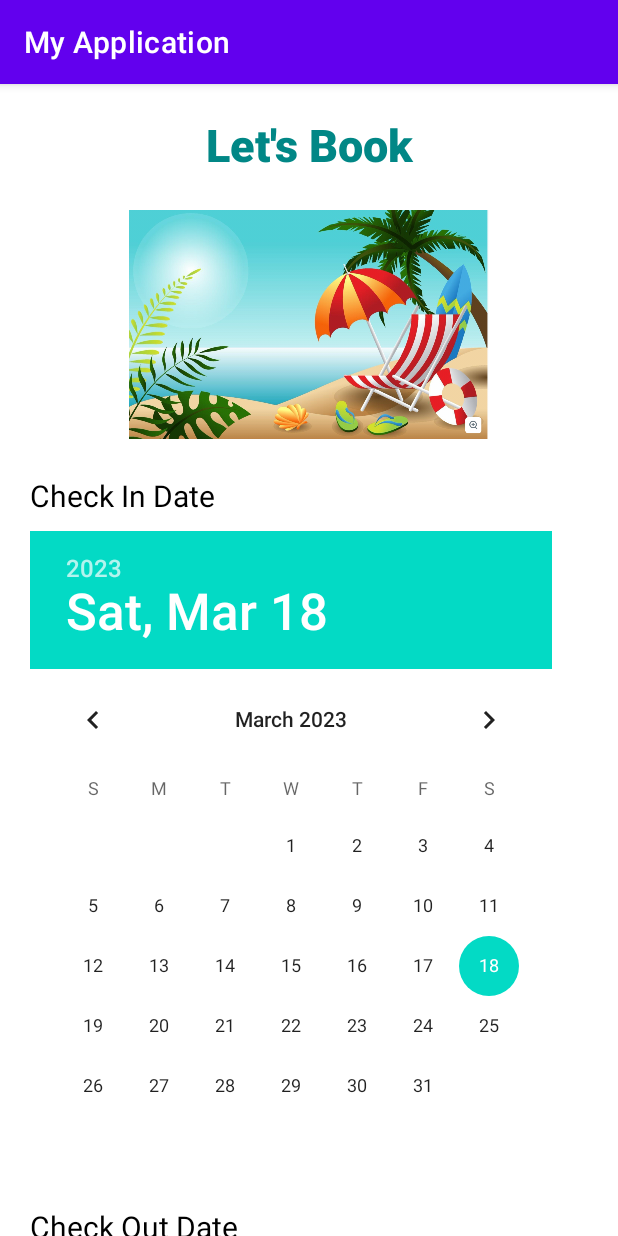
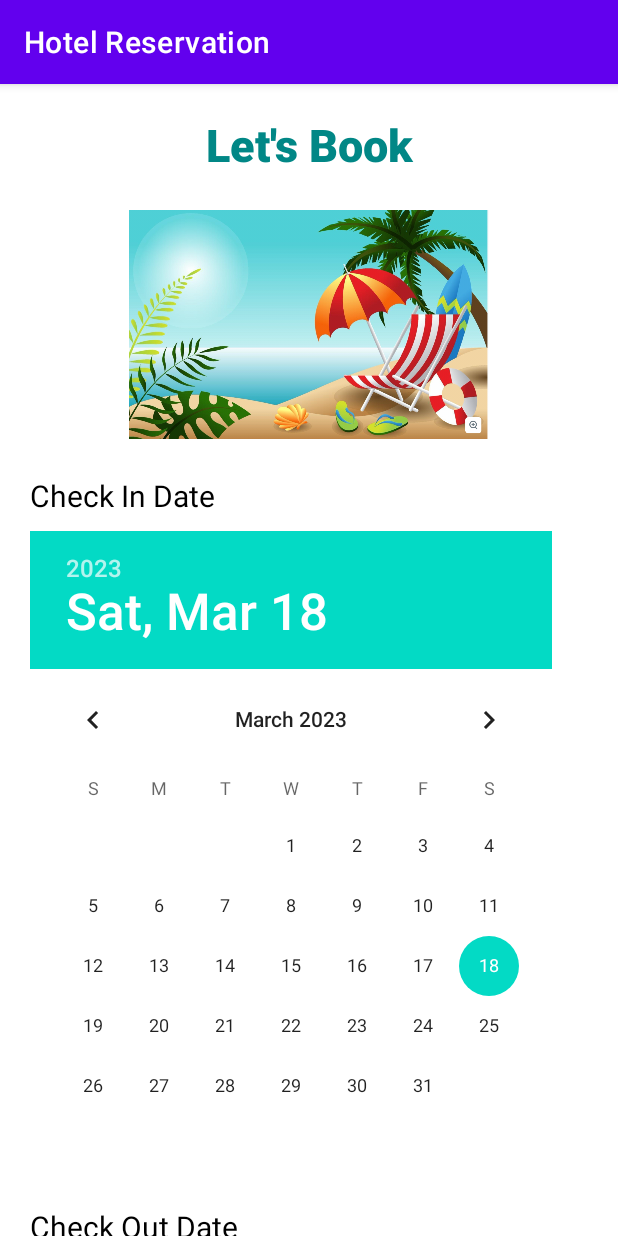
Before and after one commit to A00467950/mcda5550_android_project, an Android app: the screen it shows after launch (MainActivity), on a phone screen of 412 x 824 dp. Run offline under Robolectric (Android 15) with nearby library versions, the phone set to English and light mode, and no system bars.

Commit message:
Show guest name in search title. Change app name.

```diff
--- a/app/src/main/java/com/example/myapplication/HotelSearchFragment.java
+++ b/app/src/main/java/com/example/myapplication/HotelSearchFragment.java
@@ -23,7 +23,6 @@ import java.util.Calendar;
 public class HotelSearchFragment extends Fragment {
     ConstraintLayout mainLayout;
     View view;
-    TextView titleTextView;
     TextView searchConfirmTextView;
     DatePicker checkInDatePicker;
     DatePicker checkOutDatePicker;
@@ -31,7 +30,6 @@ public class HotelSearchFragment extends Fragment {
     EditText guestAddress;
     EditText nameEditText;
     Button confirmSearchBtn;
-    EditText confirmSearchTextView;
 
     Button searchButton;
 
@@ -87,8 +85,10 @@ public class HotelSearchFragment extends Fragment {
                 String checkOutDate = getDateFromCalendar(checkOutDatePicker);
                 //Get input of guests count
                 String numberOfGuests = guestsCountEditText.getText().toString();
+                String guestName = nameEditText.getText().toString();
 
                 Bundle bundle = new Bundle();
+                bundle.putString("guest name", guestName);
                 bundle.putString("check in date", checkInDate);
                 bundle.putString("check out date", checkOutDate);
                 bundle.putString("number of guests", numberOfGuests);
@@ -104,7 +104,6 @@ public class HotelSearchFragment extends Fragment {
                 fragmentTransaction.commit();
             }
         });
-
     }
 
     private String getDateFromCalendar(DatePicker datePicker) {
--- a/app/src/main/java/com/example/myapplication/HotelsListFragment.java
+++ b/app/src/main/java/com/example/myapplication/HotelsListFragment.java
@@ -42,12 +42,13 @@ public class HotelsListFragment extends Fragment implements ItemClickListener {
         headingTextView = view.findViewById(R.id.heading_text_view);
         progressBar = view.findViewById(R.id.progress_bar);
 
+        String guestName = getArguments().getString("guest name");
         String checkInDate = getArguments().getString("check in date");
         String checkOutDate = getArguments().getString("check out date");
         String numberOfGuests = getArguments().getString("number of guests");
 
         //Set up the header
-        headingTextView.setText("Welcome user, displaying hotel for " + numberOfGuests + " guests staying from " + checkInDate +
+        headingTextView.setText("Welcome " + guestName + "!, displaying hotel for " + numberOfGuests + " guests staying from " + checkInDate +
                 " to " + checkOutDate);
 
 
--- a/app/src/main/res/layout/hotel_list_fragment.xml
+++ b/app/src/main/res/layout/hotel_list_fragment.xml
@@ -28,7 +28,7 @@
                 android:gravity="center_horizontal"
                 tools:text = "Sample text"
                 android:fontFamily="sans-serif"
-                android:textColor="@color/black"/>
+                android:textColor="@color/purple_700"/>
 
             <androidx.recyclerview.widget.RecyclerView
                 android:id="@+id/hotel_list_recyclerView"
--- a/app/src/main/res/layout/hotel_search_layout.xml
+++ b/app/src/main/res/layout/hotel_search_layout.xml
@@ -137,7 +137,7 @@
                 app:layout_constraintTop_toTopOf="@id/name_text_view"
                 app:layout_constraintBottom_toBottomOf="@id/name_text_view"
                 app:layout_constraintEnd_toEndOf="parent"
-                android:hint="@string/enter_yout_name_hint" />
+                android:hint="@string/enter_your_name_hint" />
 
             <TextView
                 android:id="@+id/address_text_view"
--- a/app/src/main/res/values/strings.xml
+++ b/app/src/main/res/values/strings.xml
@@ -1,12 +1,12 @@
 <resources>
-    <string name="app_name">My Application</string>
+    <string name="app_name">Hotel Reservation</string>
     <string name="search_frag_title">Let\'s Book</string>
     <string name="check_in_date">Check In Date</string>
     <string name="check_out_date">Check Out Date</string>
     <string name="number_of_guests">Number of Guests</string>
     <string name="number_of_guests_hint">Guests Count</string>
     <string name="enter_your_name">Enter Your Name</string>
-    <string name="enter_yout_name_hint">Your Name</string>
+    <string name="enter_your_name_hint">Your Name</string>
     <string name="enter_your_address">Enter Your Address</string>
     <string name="enter_your_address_hint">Your Address</string>
     <string name="confirm_my_search">CONFIRM MY SEARCH</string>
```
